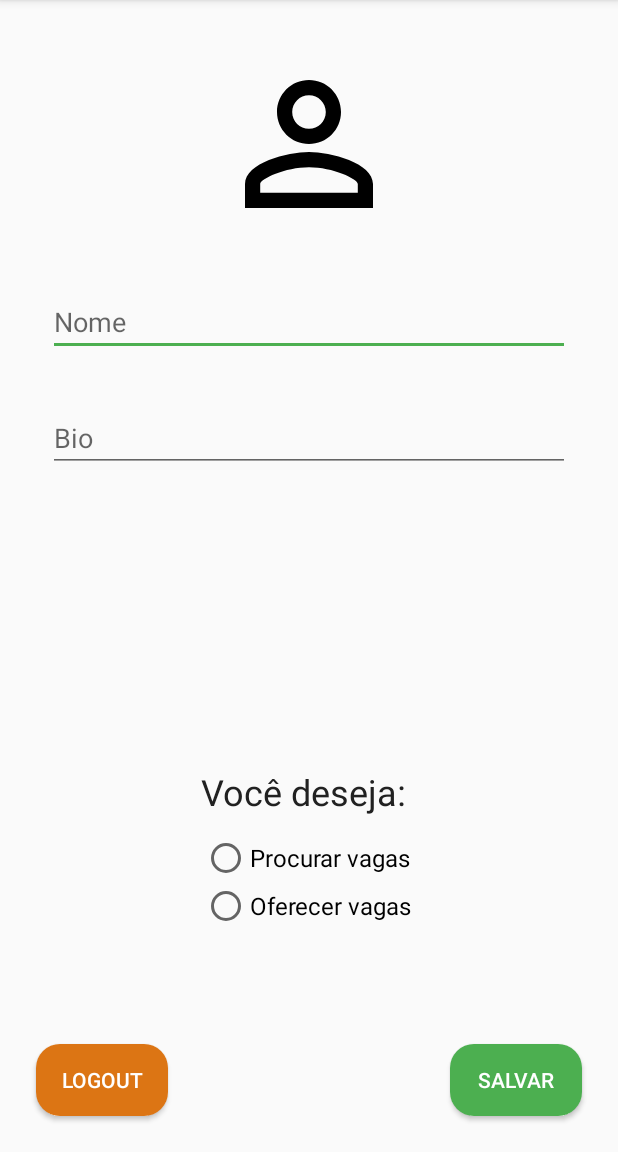
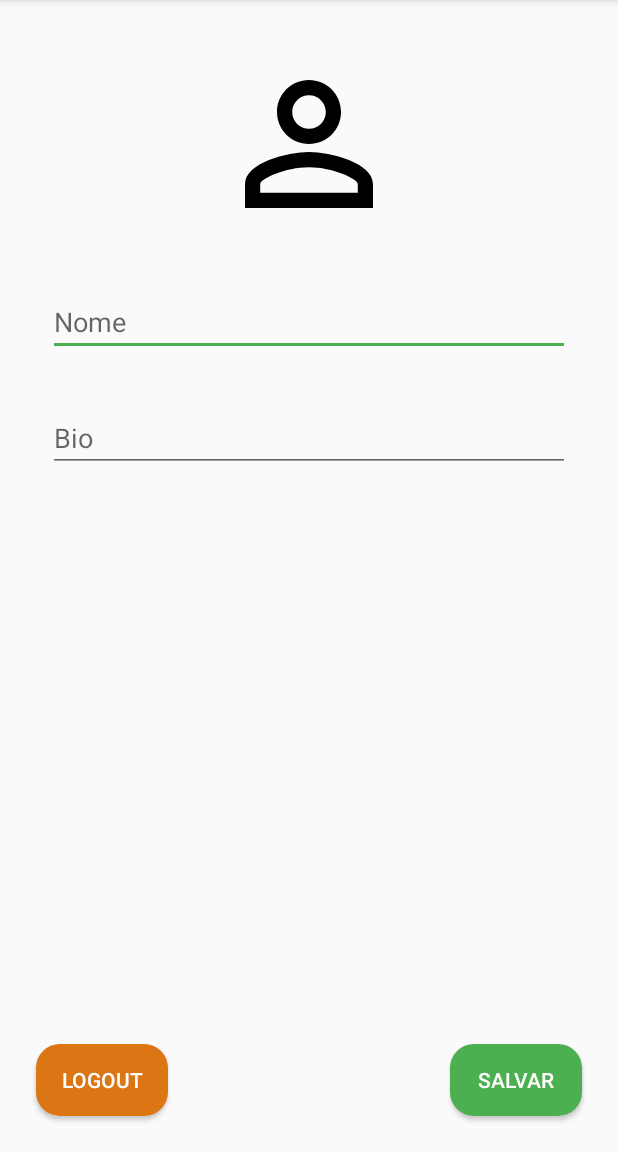
Before and after one commit to DaanMoura/Hestia, an Android app: the PerfilActivity screen opened directly, with no data from a screen before it, on a phone screen of 412 x 824 dp, the part 84-1236 px from its top. Run offline under Robolectric (Android 15) with nearby library versions, the phone set to English and light mode, and no system bars; our stand-ins replace Firebase (no records; nobody signed in at launch, a user with empty details on screens opened directly); libraries missing offline, so code that uses them is left out: com.firebase.ui; 1 statement that could not run was skipped.

```diff
--- a/app/src/main/java/com/ufscar/mobile/hestiaapp/cenarios/info_imovel/InfoImovelActivity.kt
+++ b/app/src/main/java/com/ufscar/mobile/hestiaapp/cenarios/info_imovel/InfoImovelActivity.kt
@@ -16,12 +16,15 @@ import kotlinx.android.synthetic.main.activity_info_imovel.*
 
 class InfoImovelActivity : AppCompatActivity(), InfoImovelContract.View {
     private val EXTRA_IMOVEL = "Imovel"
+    private val EXTRA_SHOW_EDIT = "ShowEdit"
     val presenter: InfoImovelContract.Presenter = InfoImovelPresenter(this)
 
     override fun onCreate(savedInstanceState: Bundle?) {
         super.onCreate(savedInstanceState)
         setContentView(R.layout.activity_info_imovel)
-        presenter.onLoadFab(this)
+
+        val showEdit = intent.extras.getSerializable(EXTRA_SHOW_EDIT) as Boolean
+        presenter.onLoadFab(this, showEdit)
 
         val imovel = getIntent().getExtras().getSerializable(EXTRA_IMOVEL) as? Imovel
 
--- a/app/src/main/java/com/ufscar/mobile/hestiaapp/cenarios/info_imovel/InfoImovelContract.kt
+++ b/app/src/main/java/com/ufscar/mobile/hestiaapp/cenarios/info_imovel/InfoImovelContract.kt
@@ -9,6 +9,6 @@ interface InfoImovelContract {
     }
 
     interface Presenter {
-        fun onLoadFab(context: Context)
+        fun onLoadFab(context: Context, showEdit: Boolean)
     }
 }
--- a/app/src/main/java/com/ufscar/mobile/hestiaapp/cenarios/main/MainActivity.kt
+++ b/app/src/main/java/com/ufscar/mobile/hestiaapp/cenarios/main/MainActivity.kt
@@ -44,6 +44,7 @@ class MainActivity : AppCompatActivity(), NavigationView.OnNavigationItemSelecte
     private val REQUEST_INFO = 3
     private val REQUEST_PERFIL = 4
     private val EXTRA_IMOVEL = "Imovel"
+    private val EXTRA_SHOW_EDIT = "ShowEdit"
 
     val presenter: MainContract.Presenter = MainPresenter(this)
 
@@ -93,6 +94,7 @@ class MainActivity : AppCompatActivity(), NavigationView.OnNavigationItemSelecte
         adapter.setOnClick { imovel, index ->
             val openInfo = Intent(this, InfoImovelActivity::class.java)
             openInfo.putExtra(EXTRA_IMOVEL, imovel)
+            openInfo.putExtra(EXTRA_SHOW_EDIT, false)
             //Teste de animação (Apenas para >= Android 5.0)
 //            val options = ActivityOptions.makeCustomAnimation(this, R.anim.abc_fade_in, R.anim.abc_fade_out)
             startActivityForResult(openInfo, REQUEST_INFO)
--- a/app/src/main/java/com/ufscar/mobile/hestiaapp/cenarios/meus_imoveis/MeusImoveisActivity.kt
+++ b/app/src/main/java/com/ufscar/mobile/hestiaapp/cenarios/meus_imoveis/MeusImoveisActivity.kt
@@ -25,10 +25,10 @@ import kotlin.collections.ArrayList
 
 class MeusImoveisActivity : AppCompatActivity(), MeusImoveisContract.View {
     //Sign in request code
-    private val RC_SIGN_IN = 1
     private val REQUEST_INFO = 3
-    private val REQUEST_PERFIL = 4
     private val EXTRA_IMOVEL = "Imovel"
+    private val EXTRA_SHOW_EDIT = "ShowEdit"
+
 
     var imoveis = ArrayList<Imovel>()
     val presenter: MeusImoveisContract.Presenter = MeusImoveisPresenter(this)
@@ -54,6 +54,7 @@ class MeusImoveisActivity : AppCompatActivity(), MeusImoveisContract.View {
         adapter.setOnClick { imovel, index ->
             val openInfo = Intent(this, InfoImovelActivity::class.java)
             openInfo.putExtra(EXTRA_IMOVEL, imovel)
+            openInfo.putExtra(EXTRA_SHOW_EDIT, true)
             //Teste de animação (Apenas para >= Android 5.0)
 //            val options = ActivityOptions.makeCustomAnimation(this, R.anim.abc_fade_in, R.anim.abc_fade_out)
             startActivityForResult(openInfo, REQUEST_INFO)
--- a/app/src/main/java/com/ufscar/mobile/hestiaapp/cenarios/perfil/PerfilContract.kt
+++ b/app/src/main/java/com/ufscar/mobile/hestiaapp/cenarios/perfil/PerfilContract.kt
@@ -10,14 +10,13 @@ interface PerfilContract {
         fun showProgressBar()
         fun setUploadProgress(progress: Int)
         fun logoutSucces()
-        fun setFieldsSucces(dono: Boolean, nome: String, bio: String, picturePath: String?)
+        fun setFieldsSucces(nome: String, bio: String, picturePath: String?)
     }
 
     interface Presenter {
-        fun isDono(context: Context): Boolean
-        fun onChangePhoto(nome: String, bio: String, oferecer: Boolean)
-        fun onSaveWithPhoto(context: Context, imageBytes: ByteArray, nome: String, bio: String, oferecer: Boolean)
-        fun onSaveWithoutPhoto(nome: String, bio: String, oferecer: Boolean)
+        fun onChangePhoto(nome: String, bio: String)
+        fun onSaveWithPhoto(context: Context, imageBytes: ByteArray, nome: String, bio: String)
+        fun onSaveWithoutPhoto(nome: String, bio: String)
         fun onLogout(context: Context)
         fun onSetFields(context: Context)
     }
--- a/app/src/main/java/com/ufscar/mobile/hestiaapp/cenarios/perfil/PerfilPresenter.kt
+++ b/app/src/main/java/com/ufscar/mobile/hestiaapp/cenarios/perfil/PerfilPresenter.kt
@@ -12,28 +12,20 @@ import kotlinx.android.synthetic.main.activity_perfil.*
 
 class PerfilPresenter(val view: PerfilContract.View): PerfilContract.Presenter {
 
-    override fun isDono(context: Context): Boolean {
-        var status = false
-        FirestoreUserUtil.getCurrentUser({ user ->
-            status = user.dono
-        }, context)
-        return status
-    }
-
-    override fun onChangePhoto(nome: String, bio: String, oferecer: Boolean) {
+    override fun onChangePhoto(nome: String, bio: String) {
         FirestoreUserUtil.updateCurrentUser(nome,
                 FirebaseAuth.getInstance().currentUser?.email ?: "",
-                bio, null, oferecer)
+                bio, null)
         view.changePhotoSuccess()
     }
 
-    override fun onSaveWithPhoto(context: Context, imageBytes: ByteArray, nome: String, bio: String, oferecer: Boolean) {
+    override fun onSaveWithPhoto(context: Context, imageBytes: ByteArray, nome: String, bio: String) {
         view.showProgressBar()
         StorageUtil.uploadProfilePhoto(imageBytes,
                 { imagePath ->
                     FirestoreUserUtil.updateCurrentUser(nome,
                             FirebaseAuth.getInstance().currentUser?.email ?: "",
-                            bio, imagePath, oferecer)
+                            bio, imagePath)
                     view.saveSucces()
                 },
                 { progress ->
@@ -41,10 +33,10 @@ class PerfilPresenter(val view: PerfilContract.View): PerfilContract.Presenter {
                 }, context)
     }
 
-    override fun onSaveWithoutPhoto(nome: String, bio: String, oferecer: Boolean) {
+    override fun onSaveWithoutPhoto(nome: String, bio: String) {
         FirestoreUserUtil.updateCurrentUser(nome,
                 FirebaseAuth.getInstance().currentUser?.email ?: "",
-                bio, null, oferecer)
+                bio, null)
         view.saveSucces()
     }
 
@@ -57,7 +49,7 @@ class PerfilPresenter(val view: PerfilContract.View): PerfilContract.Presenter {
 
     override fun onSetFields(context: Context) {
         FirestoreUserUtil.getCurrentUser({ user ->
-            view.setFieldsSucces(user.dono, user.nome, user.bio, user.picturePath)
+            view.setFieldsSucces(user.nome, user.bio, user.picturePath)
         }, context)
     }
 }
--- a/app/src/main/java/com/ufscar/mobile/hestiaapp/model/User.kt
+++ b/app/src/main/java/com/ufscar/mobile/hestiaapp/model/User.kt
@@ -3,7 +3,6 @@ package com.ufscar.mobile.hestiaapp.model
 data class User(val nome: String,
                 val email: String,
                 val bio: String,
-                val picturePath: String?,
-                val dono: Boolean) {
-    constructor(): this("","", "", null, true)
+                val picturePath: String?) {
+    constructor(): this("","", "", null)
 }
--- a/app/src/main/java/com/ufscar/mobile/hestiaapp/util/FirestoreUserUtil.kt
+++ b/app/src/main/java/com/ufscar/mobile/hestiaapp/util/FirestoreUserUtil.kt
@@ -18,7 +18,7 @@ object FirestoreUserUtil {
                 val newUser = User(FirebaseAuth.getInstance().currentUser?.displayName ?: "",
                         FirebaseAuth.getInstance().currentUser?.email ?: "",
                         "",
-                        null, false)
+                        null)
                 currentUserDocRef.set(newUser).addOnSuccessListener {
                     onComplete()
                 }
@@ -26,13 +26,12 @@ object FirestoreUserUtil {
         }
     }
 
-    fun updateCurrentUser(nome: String = "", email: String = "", bio: String = "", picturePath: String? = null, dono: Boolean = false) {
+    fun updateCurrentUser(nome: String = "", email: String = "", bio: String = "", picturePath: String? = null) {
         val userFieldMap = mutableMapOf<String, Any>()
         if (nome.isNotBlank()) userFieldMap["nome"] = nome
         if (email.isNotBlank()) userFieldMap["email"] = email
         if (bio.isNotBlank()) userFieldMap["bio"] = bio
         if (picturePath != null) userFieldMap["picturePath"] = picturePath
-        userFieldMap["dono"] = dono
         currentUserDocRef.update(userFieldMap)
     }
 
--- a/app/src/main/res/layout/activity_perfil.xml
+++ b/app/src/main/res/layout/activity_perfil.xml
@@ -86,49 +86,6 @@
         app:layout_constraintStart_toStartOf="parent"
         tools:targetApi="lollipop" />
 
-    <TextView
-        android:layout_width="wrap_content"
-        android:layout_height="wrap_content"
-        android:layout_marginStart="8dp"
-        android:layout_marginTop="8dp"
-        android:layout_marginEnd="8dp"
-        android:layout_marginBottom="12dp"
-        android:text="@string/voc_deseja"
-        android:textColor="@color/primaryText"
-        android:textSize="24sp"
-        app:layout_constraintBottom_toTopOf="@+id/radioGroup"
-        app:layout_constraintEnd_toEndOf="parent"
-        app:layout_constraintHorizontal_bias="0.486"
-        app:layout_constraintStart_toStartOf="parent"
-        app:layout_constraintTop_toBottomOf="@+id/editBio"
-        app:layout_constraintVertical_bias="1.0" />
-
-    <RadioGroup
-        android:id="@+id/radioGroup"
-        android:layout_width="wrap_content"
-        android:layout_height="64dp"
-        android:layout_marginStart="8dp"
-        android:layout_marginEnd="8dp"
-        android:layout_marginBottom="148dp"
-        app:layout_constraintBottom_toBottomOf="parent"
-        app:layout_constraintEnd_toEndOf="parent"
-        app:layout_constraintHorizontal_bias="0.494"
-        app:layout_constraintStart_toStartOf="parent">
-
-        <RadioButton
-            android:id="@+id/procurar"
-            android:layout_width="wrap_content"
-            android:layout_height="wrap_content"
-            android:text="@string/radio_procurar_vagas"
-            android:textSize="16sp" />
-
-        <RadioButton
-            android:id="@+id/oferecer"
-            android:layout_width="wrap_content"
-            android:layout_height="wrap_content"
-            android:text="@string/radio_oferecer_vagas"
-            android:textSize="16sp" />
-    </RadioGroup>
 
 
 </android.support.constraint.ConstraintLayout>
```
Also changed, not shown: app/src/main/java/com/ufscar/mobile/hestiaapp/cenarios/info_imovel/InfoImovelPresenter.kt (+6 -7 lines), app/src/main/java/com/ufscar/mobile/hestiaapp/cenarios/perfil/PerfilActivity.kt (+4 -10 lines).
